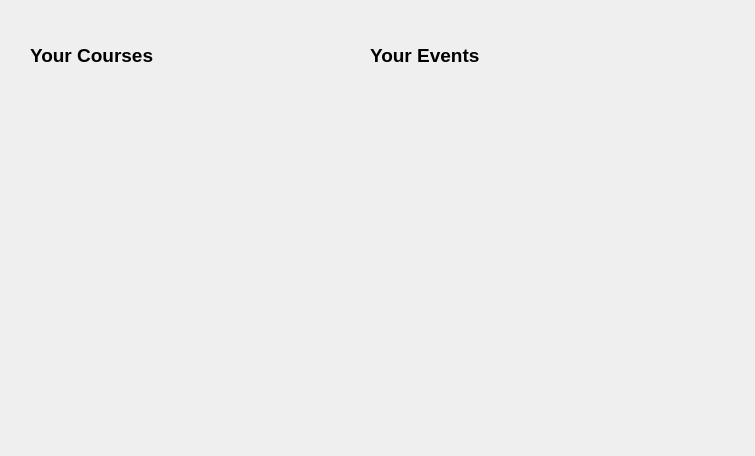
Dalia0Hassan/AUC-UCMS, file dashboard.ui: the form before one commit.
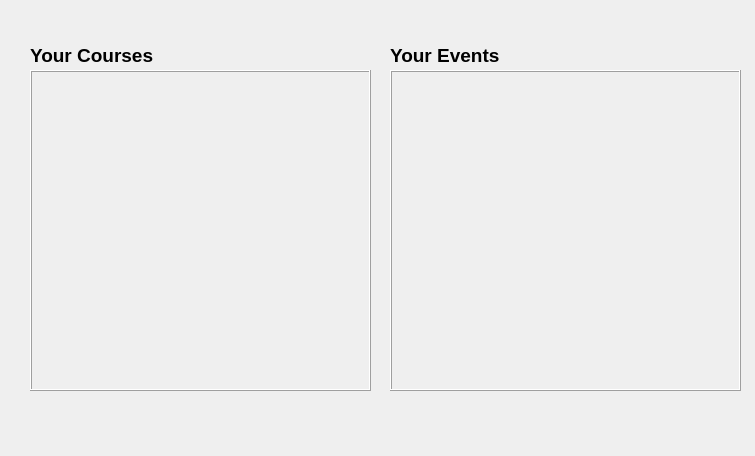
The form after the commit.

Commit message: Displayed student courses and events in dashboard

What changed in the file:
```diff
--- a/dashboard.ui
+++ b/dashboard.ui
@@ -29,7 +29,7 @@
   <widget class="QLabel" name="label_2">
    <property name="geometry">
     <rect>
-     <x>370</x>
+     <x>390</x>
      <y>40</y>
      <width>171</width>
      <height>31</height>
@@ -39,6 +39,41 @@
     <string>&lt;html&gt;&lt;head/&gt;&lt;body&gt;&lt;p&gt;&lt;span style=&quot; font-size:14pt; font-weight:700;&quot;&gt;Your Events&lt;/span&gt;&lt;/p&gt;&lt;/body&gt;&lt;/html&gt;</string>
    </property>
   </widget>
+  <widget class="QFrame" name="frame_courses">
+   <property name="geometry">
+    <rect>
+     <x>30</x>
+     <y>70</y>
+     <width>341</width>
+     <height>321</height>
+    </rect>
+   </property>
+   <property name="frameShape">
+    <enum>QFrame::Shape::Box</enum>
+   </property>
+   <property name="frameShadow">
+    <enum>QFrame::Shadow::Raised</enum>
+   </property>
+   <property name="lineWidth">
+    <number>1</number>
+   </property>
+  </widget>
+  <widget class="QFrame" name="frame_events">
+   <property name="geometry">
+    <rect>
+     <x>390</x>
+     <y>70</y>
+     <width>351</width>
+     <height>321</height>
+    </rect>
+   </property>
+   <property name="frameShape">
+    <enum>QFrame::Shape::Box</enum>
+   </property>
+   <property name="frameShadow">
+    <enum>QFrame::Shadow::Raised</enum>
+   </property>
+  </widget>
  </widget>
  <resources/>
  <connections/>
```
The commit also changes 15 other files.
